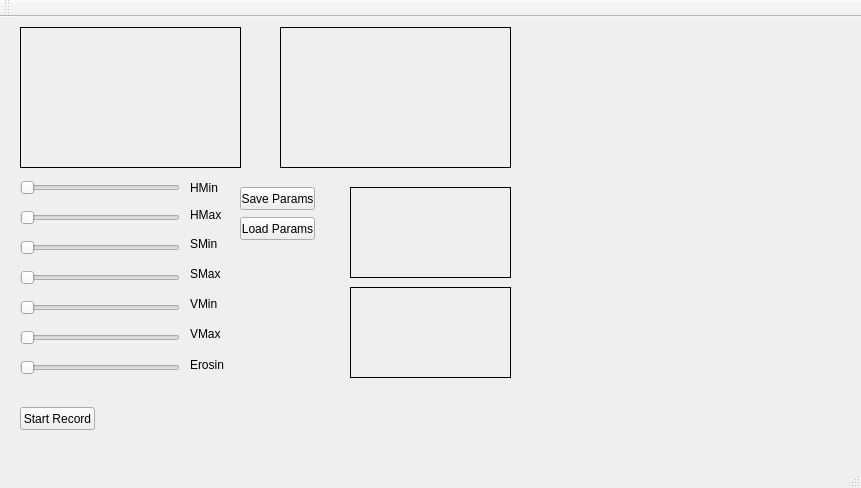
Before: the Qt Designer form Task2Solution/mainwindow.ui in Iftimie/HackSociety, drawn with Qt 5.
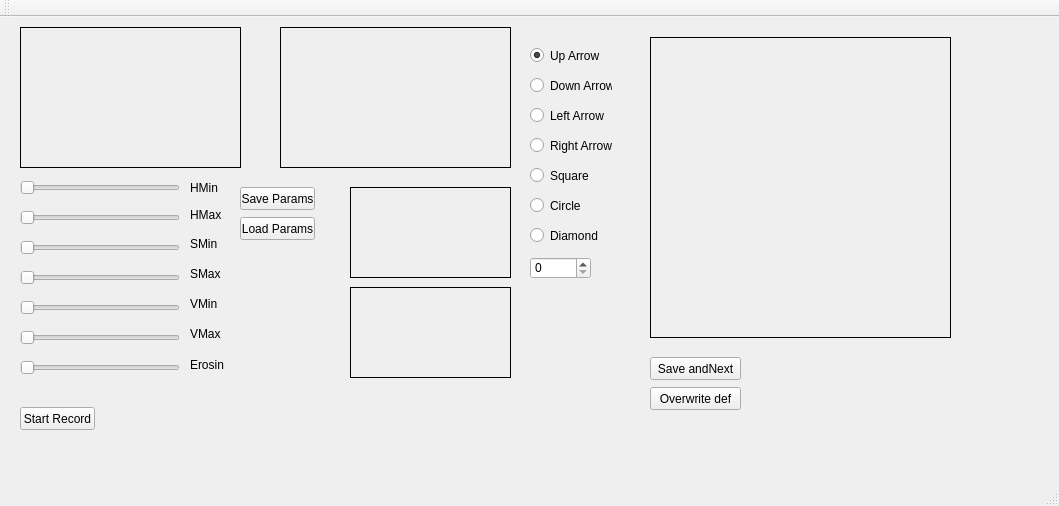
After: the same form once the commit is applied. Custom widgets are drawn as their Qt base class.

```diff
--- a/Task2Solution/mainwindow.ui
+++ b/Task2Solution/mainwindow.ui
@@ -6,8 +6,8 @@
    <rect>
     <x>0</x>
     <y>0</y>
-    <width>861</width>
-    <height>488</height>
+    <width>1059</width>
+    <height>506</height>
    </rect>
   </property>
   <property name="windowTitle">
@@ -320,6 +320,152 @@
      <string>Start Record</string>
     </property>
    </widget>
+   <widget class="MyLabel" name="lblTrain">
+    <property name="geometry">
+     <rect>
+      <x>650</x>
+      <y>20</y>
+      <width>301</width>
+      <height>301</height>
+     </rect>
+    </property>
+    <property name="frameShape">
+     <enum>QFrame::Box</enum>
+    </property>
+    <property name="text">
+     <string/>
+    </property>
+   </widget>
+   <widget class="QRadioButton" name="radioButton">
+    <property name="geometry">
+     <rect>
+      <x>530</x>
+      <y>30</y>
+      <width>82</width>
+      <height>17</height>
+     </rect>
+    </property>
+    <property name="text">
+     <string>Up Arrow</string>
+    </property>
+    <property name="checked">
+     <bool>true</bool>
+    </property>
+   </widget>
+   <widget class="QRadioButton" name="radioButton_2">
+    <property name="geometry">
+     <rect>
+      <x>530</x>
+      <y>60</y>
+      <width>82</width>
+      <height>17</height>
+     </rect>
+    </property>
+    <property name="text">
+     <string>Down Arrow</string>
+    </property>
+   </widget>
+   <widget class="QRadioButton" name="radioButton_3">
+    <property name="geometry">
+     <rect>
+      <x>530</x>
+      <y>90</y>
+      <width>82</width>
+      <height>17</height>
+     </rect>
+    </property>
+    <property name="text">
+     <string>Left Arrow</string>
+    </property>
+   </widget>
+   <widget class="QRadioButton" name="radioButton_4">
+    <property name="geometry">
+     <rect>
+      <x>530</x>
+      <y>120</y>
+      <width>82</width>
+      <height>17</height>
+     </rect>
+    </property>
+    <property name="text">
+     <string>Right Arrow</string>
+    </property>
+   </widget>
+   <widget class="QRadioButton" name="radioButton_5">
+    <property name="geometry">
+     <rect>
+      <x>530</x>
+      <y>150</y>
+      <width>82</width>
+      <height>17</height>
+     </rect>
+    </property>
+    <property name="text">
+     <string>Square</string>
+    </property>
+   </widget>
+   <widget class="QRadioButton" name="radioButton_6">
+    <property name="geometry">
+     <rect>
+      <x>530</x>
+      <y>180</y>
+      <width>82</width>
+      <height>17</height>
+     </rect>
+    </property>
+    <property name="text">
+     <string>Circle</string>
+    </property>
+   </widget>
+   <widget class="QRadioButton" name="radioButton_7">
+    <property name="geometry">
+     <rect>
+      <x>530</x>
+      <y>210</y>
+      <width>82</width>
+      <height>17</height>
+     </rect>
+    </property>
+    <property name="text">
+     <string>Diamond</string>
+    </property>
+   </widget>
+   <widget class="QSpinBox" name="spinBox">
+    <property name="geometry">
+     <rect>
+      <x>530</x>
+      <y>240</y>
+      <width>61</width>
+      <height>22</height>
+     </rect>
+    </property>
+   </widget>
+   <widget class="QPushButton" name="saveAndNext">
+    <property name="geometry">
+     <rect>
+      <x>650</x>
+      <y>340</y>
+      <width>91</width>
+      <height>23</height>
+     </rect>
+    </property>
+    <property name="text">
+     <string>Save andNext</string>
+    </property>
+   </widget>
+   <widget class="QPushButton" name="pushButton">
+    <property name="geometry">
+     <rect>
+      <x>650</x>
+      <y>370</y>
+      <width>91</width>
+      <height>23</height>
+     </rect>
+    </property>
+    <property name="text">
+     <string>Overwrite def</string>
+    </property>
+   </widget>
   </widget>
   <widget class="QMenuBar" name="menuBar">
    <property name="geometry">
@@ -342,6 +488,13 @@
   <widget class="QStatusBar" name="statusBar"/>
  </widget>
  <layoutdefault spacing="6" margin="11"/>
+ <customwidgets>
+  <customwidget>
+   <class>MyLabel</class>
+   <extends>QLabel</extends>
+   <header location="global">MyLabel.h</header>
+  </customwidget>
+ </customwidgets>
  <resources/>
  <connections/>
 </ui>
```
Left out of the diff: 2 changed lines with no effect on the pictures.
